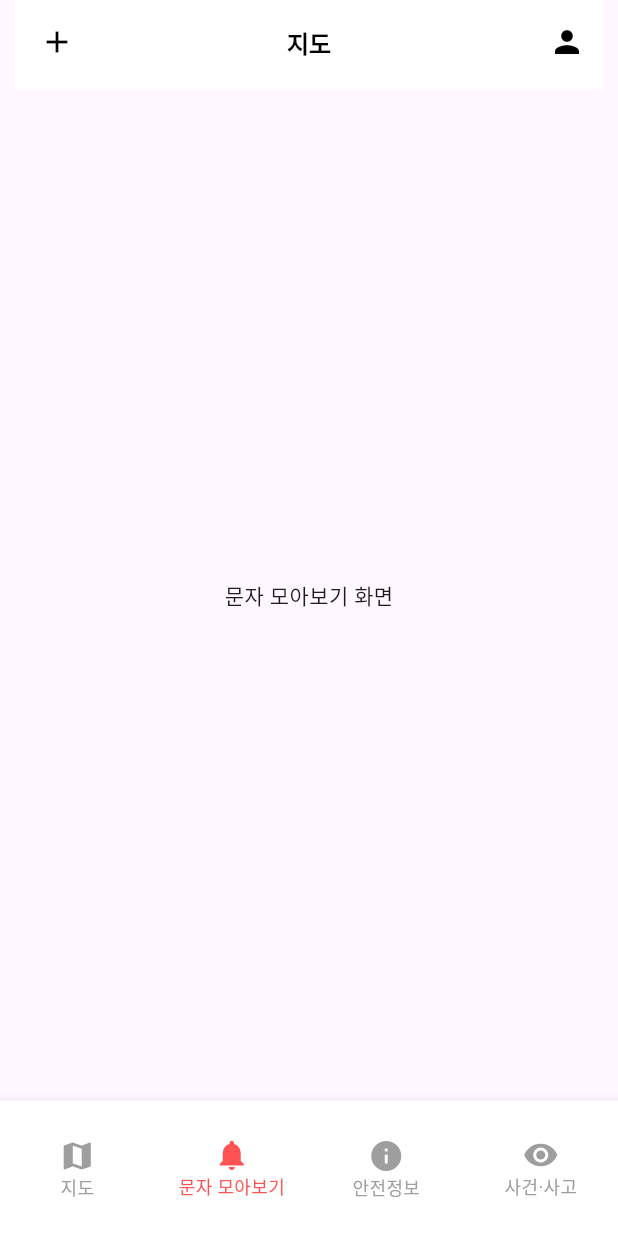
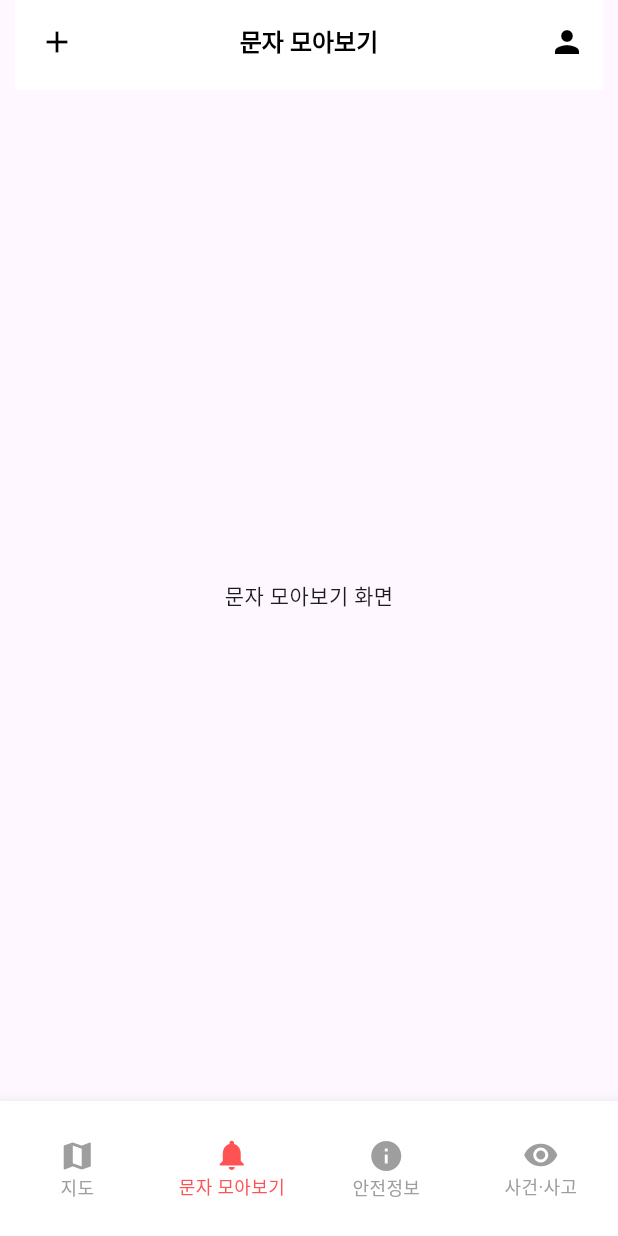
Before and after one commit to SSU-ALOG/alog_application, a Flutter app: the screen it shows after launch, item 2 of the bottom bar chosen, on a phone screen of 412 x 824 dp. Run offline on Flutter 3.47's test engine with Material 3 defaults, Android fonts, the phone set to English and light mode, and no system bars; our stand-ins replace flutter_dotenv; missing offline and left inert: flutter_naver_map.

Commit message:
Update main.dart

```diff
--- a/lib/main.dart
+++ b/lib/main.dart
@@ -57,13 +57,27 @@ class _AppScreenState extends State<AppScreen> {
     const IncidentScreen(),
   ];
 
+  final List<String> _appBarTitles = [
+    '지도',
+    '문자 모아보기',
+    '안전정보',
+    '사건·사고'
+  ];
+
+  final List<IconData> _navigationIcons = [
+    Icons.map,
+    Icons.notifications,
+    Icons.info,
+    Icons.remove_red_eye
+  ];
+
   @override
   Widget build(BuildContext context) {
     return Scaffold(
       appBar: PreferredSize(
         preferredSize: const Size.fromHeight(60),
         child: Container(
-          padding: EdgeInsets.fromLTRB(10, 0, 10, 0),
+          padding: const EdgeInsets.fromLTRB(10, 0, 10, 0),
           child: AppBar(
             backgroundColor: Colors.white,
             elevation: 0,
@@ -73,9 +87,9 @@ class _AppScreenState extends State<AppScreen> {
                 // 추가 기능 구현
               },
             ),
-            title: const Text(
-              '지도',
-              style: TextStyle(
+            title: Text(
+              _appBarTitles[_selectedIndex],
+              style: const TextStyle(
                 color: Colors.black,
                 fontSize: 16,
                 fontWeight: FontWeight.bold,
@@ -95,7 +109,7 @@ class _AppScreenState extends State<AppScreen> {
       ),
       body: IndexedStack(
         index: _selectedIndex, // 선택된 인덱스
-        children: _screens, // 화면 위젯들
+        children: _screens,    // 화면 위젯들
       ),
       bottomNavigationBar: Container(
         height: 90,
@@ -116,24 +130,13 @@ class _AppScreenState extends State<AppScreen> {
                 _selectedIndex = index; // 선택된 인덱스 업데이트
               });
             },
-            items: const [
-              BottomNavigationBarItem(
-                icon: Icon(Icons.map),
-                label: '지도',
+            items: List.generate(
+              _appBarTitles.length,
+                  (index) => BottomNavigationBarItem(
+                icon: Icon(_navigationIcons[index]),
+                label: _appBarTitles[index],
               ),
-              BottomNavigationBarItem(
-                icon: Icon(Icons.notifications),
-                label: '문자 모아보기',
-              ),
-              BottomNavigationBarItem(
-                icon: Icon(Icons.info),
-                label: '안전정보',
-              ),
-              BottomNavigationBarItem(
-                icon: Icon(Icons.remove_red_eye),
-                label: '사건·사고',
-              ),
-            ],
+            ),
           ),
         ),
       ),
@@ -141,9 +144,9 @@ class _AppScreenState extends State<AppScreen> {
   }
 }
 
+
 // 더미 위젯들
 // 본인 파트 따로 파일 만들어서 빼주면 감사링~
-
 class NotificationsScreen extends StatelessWidget {
   const NotificationsScreen({Key? key}) : super(key: key);
 
```
